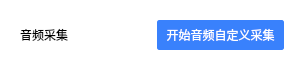
Old version of the form Windows/src/TestCustomAudioCapture/CustomAudioCapture.ui in the repository cloudroomSDK/API-Demo.
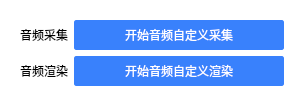
New version of the form.

The edit to the form file:
```diff
--- a/Windows/src/TestCustomAudioCapture/CustomAudioCapture.ui
+++ b/Windows/src/TestCustomAudioCapture/CustomAudioCapture.ui
@@ -7,7 +7,7 @@
     <x>0</x>
     <y>0</y>
     <width>304</width>
-    <height>70</height>
+    <height>107</height>
    </rect>
   </property>
   <property name="windowTitle">
@@ -29,10 +29,7 @@
 	background: rgb(5,117,197);
 }</string>
   </property>
-  <layout class="QHBoxLayout" name="horizontalLayout">
-   <property name="spacing">
-    <number>10</number>
-   </property>
+  <layout class="QFormLayout" name="formLayout">
    <property name="leftMargin">
     <number>20</number>
    </property>
@@ -45,20 +42,34 @@
    <property name="bottomMargin">
     <number>20</number>
    </property>
-   <item>
+   <item row="0" column="0">
     <widget class="QLabel" name="label">
      <property name="text">
       <string>音频采集</string>
      </property>
     </widget>
    </item>
-   <item>
+   <item row="0" column="1">
     <widget class="QPushButton" name="btnCustomCap">
      <property name="text">
       <string>开始音频自定义采集</string>
      </property>
     </widget>
    </item>
+   <item row="1" column="0">
+    <widget class="QLabel" name="label_2">
+     <property name="text">
+      <string>音频渲染</string>
+     </property>
+    </widget>
+   </item>
+   <item row="1" column="1">
+    <widget class="QPushButton" name="btnCustomRender">
+     <property name="text">
+      <string>开始音频自定义渲染</string>
+     </property>
+    </widget>
+   </item>
   </layout>
  </widget>
  <layoutdefault spacing="6" margin="11"/>
```
Left out of the diff: 2 changed lines with no effect on the pictures.
